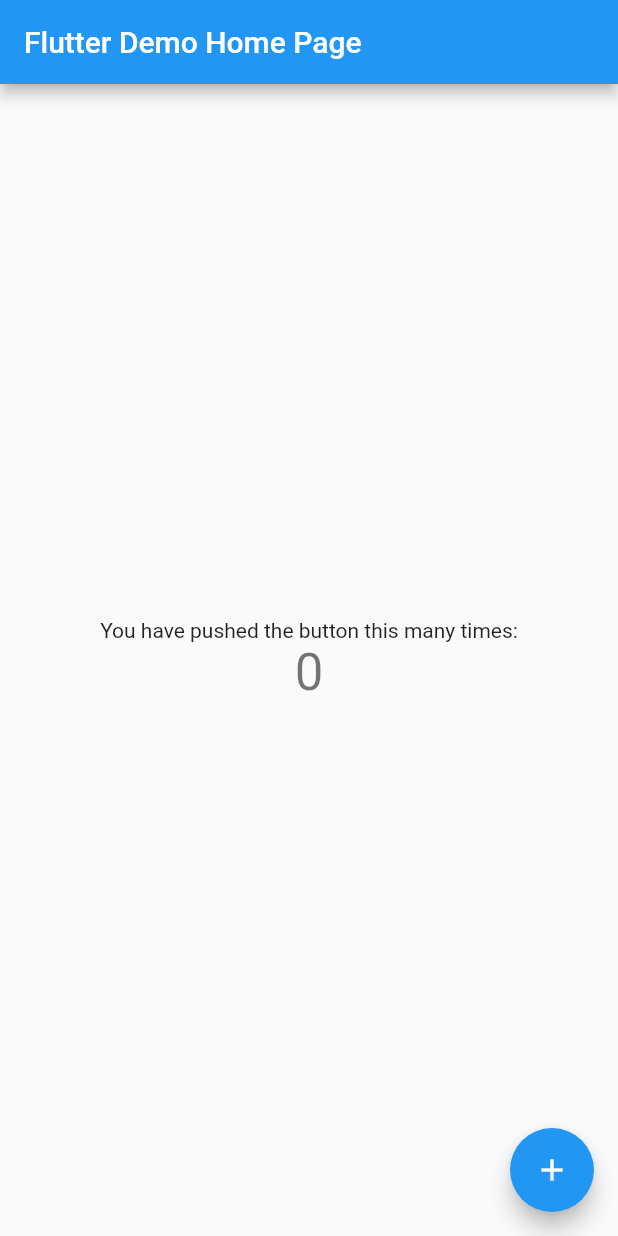
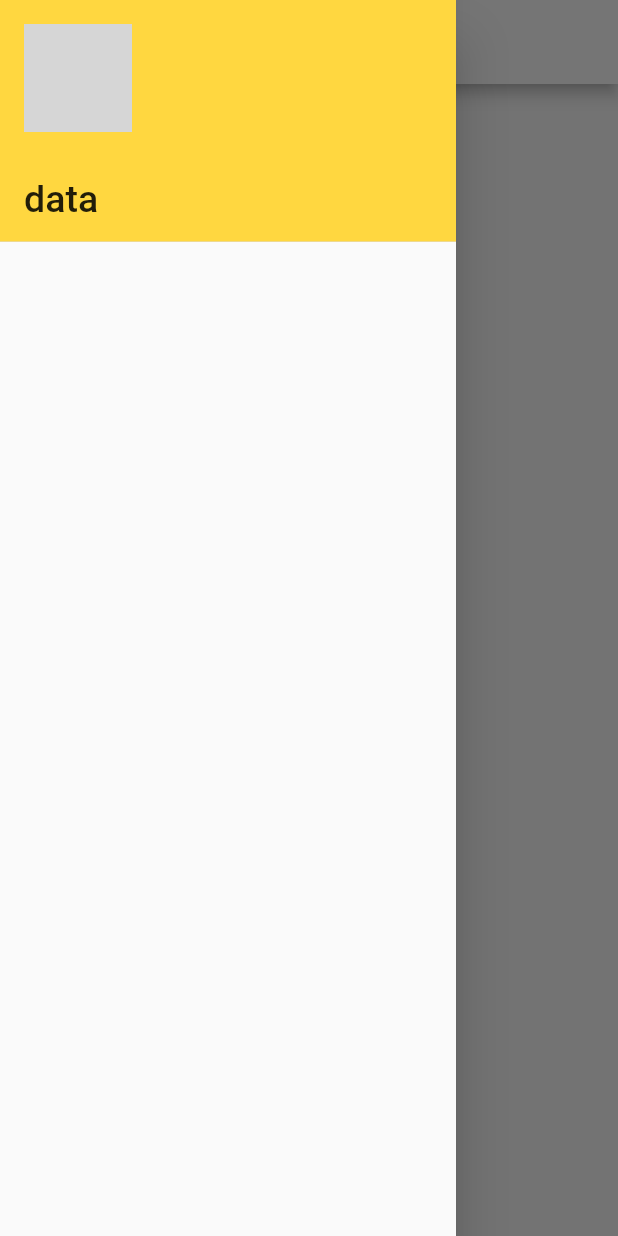
Before and after one commit to kalifun/morethings, a Flutter app: the screen it shows after launch, with the side drawer open (before the commit the screen has no drawer), on a phone screen of 412 x 824 dp. Run offline on Flutter 3.47's test engine with Material 2 defaults, Android fonts, the phone set to English and light mode, and no system bars; network calls fail; grey boxes are pictures that could not be loaded.

Commit message:
add drawer  :top:

```diff
--- a/lib/main.dart
+++ b/lib/main.dart
@@ -1,117 +1,17 @@
 import 'package:flutter/material.dart';
+import 'package:morethings/page/home.dart';
 
 void main() {
   runApp(MyApp());
 }
 
 class MyApp extends StatelessWidget {
-  // This widget is the root of your application.
   @override
   Widget build(BuildContext context) {
     return MaterialApp(
-      title: 'Flutter Demo',
-      theme: ThemeData(
-        // This is the theme of your application.
-        //
-        // Try running your application with "flutter run". You'll see the
-        // application has a blue toolbar. Then, without quitting the app, try
-        // changing the primarySwatch below to Colors.green and then invoke
-        // "hot reload" (press "r" in the console where you ran "flutter run",
-        // or simply save your changes to "hot reload" in a Flutter IDE).
-        // Notice that the counter didn't reset back to zero; the application
-        // is not restarted.
-        primarySwatch: Colors.blue,
-        // This makes the visual density adapt to the platform that you run
-        // the app on. For desktop platforms, the controls will be smaller and
-        // closer together (more dense) than on mobile platforms.
-        visualDensity: VisualDensity.adaptivePlatformDensity,
-      ),
-      home: MyHomePage(title: 'Flutter Demo Home Page'),
+      title: "More Things",
+      theme: ThemeData(primaryColor: Colors.white),
+      home: HomePage(),
     );
   }
 }
-
-class MyHomePage extends StatefulWidget {
-  MyHomePage({Key key, this.title}) : super(key: key);
-
-  // This widget is the home page of your application. It is stateful, meaning
-  // that it has a State object (defined below) that contains fields that affect
-  // how it looks.
-
-  // This class is the configuration for the state. It holds the values (in this
-  // case the title) provided by the parent (in this case the App widget) and
-  // used by the build method of the State. Fields in a Widget subclass are
-  // always marked "final".
-
-  final String title;
-
-  @override
-  _MyHomePageState createState() => _MyHomePageState();
-}
-
-class _MyHomePageState extends State<MyHomePage> {
-  int _counter = 0;
-
-  void _incrementCounter() {
-    setState(() {
-      // This call to setState tells the Flutter framework that something has
-      // changed in this State, which causes it to rerun the build method below
-      // so that the display can reflect the updated values. If we changed
-      // _counter without calling setState(), then the build method would not be
-      // called again, and so nothing would appear to happen.
-      _counter++;
-    });
-  }
-
-  @override
-  Widget build(BuildContext context) {
-    // This method is rerun every time setState is called, for instance as done
-    // by the _incrementCounter method above.
-    //
-    // The Flutter framework has been optimized to make rerunning build methods
-    // fast, so that you can just rebuild anything that needs updating rather
-    // than having to individually change instances of widgets.
-    return Scaffold(
-      appBar: AppBar(
-        // Here we take the value from the MyHomePage object that was created by
-        // the App.build method, and use it to set our appbar title.
-        title: Text(widget.title),
-      ),
-      body: Center(
-        // Center is a layout widget. It takes a single child and positions it
-        // in the middle of the parent.
-        child: Column(
-          // Column is also a layout widget. It takes a list of children and
-          // arranges them vertically. By default, it sizes itself to fit its
-          // children horizontally, and tries to be as tall as its parent.
-          //
-          // Invoke "debug painting" (press "p" in the console, choose the
-          // "Toggle Debug Paint" action from the Flutter Inspector in Android
-          // Studio, or the "Toggle Debug Paint" command in Visual Studio Code)
-          // to see the wireframe for each widget.
-          //
-          // Column has various properties to control how it sizes itself and
-          // how it positions its children. Here we use mainAxisAlignment to
-          // center the children vertically; the main axis here is the vertical
-          // axis because Columns are vertical (the cross axis would be
-          // horizontal).
-          mainAxisAlignment: MainAxisAlignment.center,
-          children: <Widget>[
-            Text(
-              'You have pushed the button this many times:',
-            ),
-            Text(
-              '$_counter',
-              style: Theme.of(context).textTheme.headline4,
-            ),
-          ],
-        ),
-      ),
-      floatingActionButton: FloatingActionButton(
-        onPressed: _incrementCounter,
-        tooltip: 'Increment',
-        child: Icon(Icons.add),
-      ), // This trailing comma makes auto-formatting nicer for build methods.
-    );
-  }
-}
--- /dev/null
+++ b/lib/page/home.dart
@@ -0,0 +1,21 @@
+import 'package:flutter/material.dart';
+import 'package:morethings/widget/drawer.dart';
+
+class HomePage extends StatelessWidget {
+  @override
+  Widget build(BuildContext context) {
+    return Scaffold(
+      appBar: new AppBar(
+        title: new Text("主页"),
+      ),
+      drawer: new Drawer(
+        child: new ListView(
+          padding: EdgeInsets.all(0.0),
+          children: <Widget>[
+            new DrawerHeaderPage(),
+          ],
+        ),
+      ),
+    );
+  }
+}
--- /dev/null
+++ b/lib/widget/drawer.dart
@@ -0,0 +1,25 @@
+import 'package:flutter/material.dart';
+
+class DrawerHeaderPage extends StatelessWidget {
+  @override
+  Widget build(BuildContext context) {
+    const String img =
+        "https://scpic.chinaz.net/files/pic/pic9/202101/apic30481.jpg";
+    const head =
+        "https://pic1.zhimg.com/v2-e033acbeacba3cd43e4874b1fa34afc8_r.jpg?source=1940ef5c";
+    return new UserAccountsDrawerHeader(
+      currentAccountPicture: new GestureDetector(
+        child: new CircleAvatar(
+          backgroundImage: new NetworkImage(head),
+        ),
+      ),
+      accountName: new Text(
+        "data",
+        style: new TextStyle(fontSize: 25),
+      ),
+      decoration: BoxDecoration(
+          // image: DecorationImage(image: NetworkImage(img), fit: BoxFit.cover),
+          color: Colors.amberAccent),
+    );
+  }
+}
```
